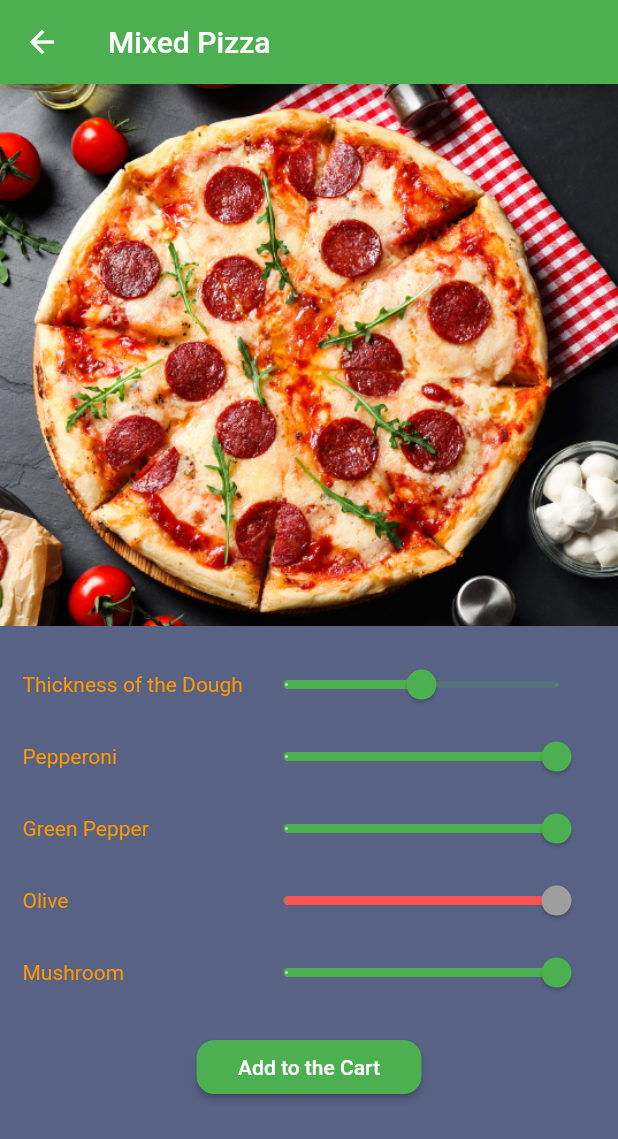
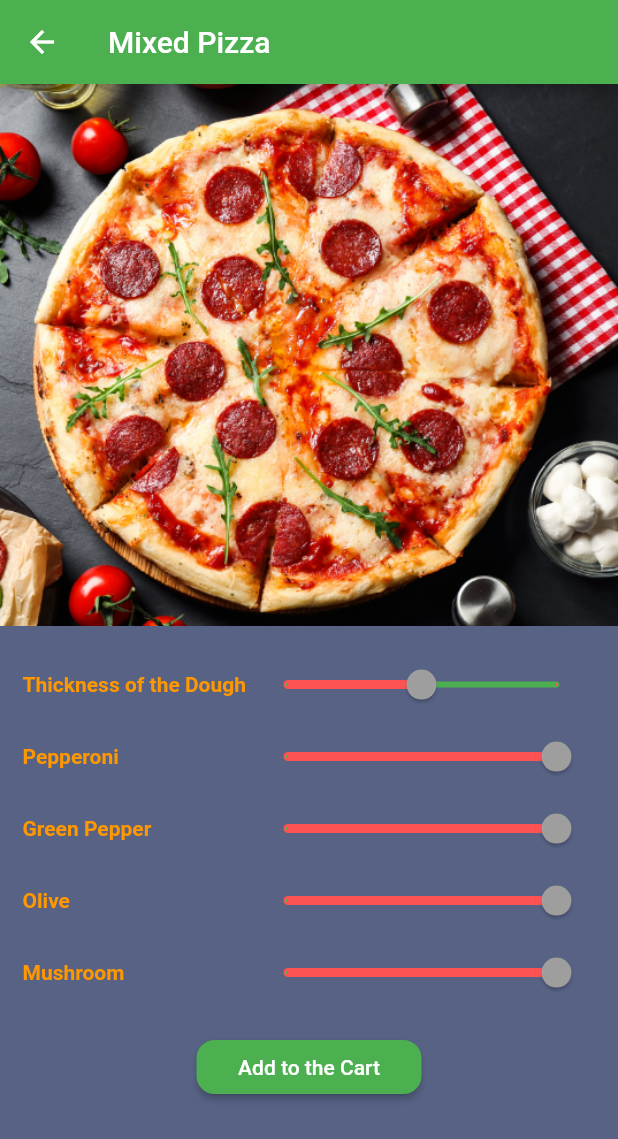
Before and after one commit to itsdemiremre/F11-Bootcamp-PizzaApp, a Flutter app: the HomePage screen opened directly, after a tap on "Mixed Pizza", on a phone screen of 412 x 824 dp. Shown: the top 1139 px of the screen. Run offline on Flutter 3.47's test engine with Material 2 defaults, Android fonts, the phone set to English and light mode, and no system bars; our stand-ins replace firebase_auth, firebase_core, glass, google_nav_bar, lottie, smooth_page_indicator; accounts and stored records are empty; network calls fail.

Commit message:
final changes in Order Page slider widgets.

```diff
--- a/lib/introAndAuthPages/login_register_screen.dart
+++ b/lib/introAndAuthPages/login_register_screen.dart
@@ -41,7 +41,7 @@ class _LoginPageState extends State<LoginPage> {
   }
 
   Widget _title() {
-    return Center(child: const Text("Pizza App",style: TextStyle(color: Colors.amber),));
+    return Center(child: const Text("Pizza App",style: TextStyle(color: Colors.amber,fontSize: 25),));
   }
 
   Widget _entryField(
@@ -117,7 +117,7 @@ class _LoginPageState extends State<LoginPage> {
           isLogin = !isLogin;
         });
       },
-      child: Text(isLogin ? "Register" : "Log In",style: TextStyle(fontWeight: FontWeight.bold,color: Colors.amber),),
+      child: Text(isLogin ? "Register" : "Log In",style: TextStyle(fontWeight: FontWeight.bold,color: Colors.amberAccent),),
     );
   }
 
--- a/lib/main.dart
+++ b/lib/main.dart
@@ -24,7 +24,7 @@ class PizzApp extends StatelessWidget {
         borderSide: BorderSide(width: 3, color: Colors.green),
       ),
       focusedBorder: OutlineInputBorder(
-        borderSide: BorderSide(width: 3, color: Colors.amber),
+        borderSide: BorderSide(width: 3, color: Colors.redAccent),
       ),
     ),
   ),
--- a/lib/pages/cart_page.dart
+++ b/lib/pages/cart_page.dart
@@ -52,8 +52,12 @@ class _CartPageState extends State<CartPage> {
                       borderRadius: BorderRadius.circular(12),
                       ),),
                       child: Text("Order and Ask for the Check"),
-                      onPressed: () {},
-                    )
+                      onPressed: () { showDialog(context: context, builder: (context) => AlertDialog(
+                      title: Text('Successfully Ordered. Please wait'),
+                          ),
+                      );
+                      }
+                    ),
                   ],
                 ),
               ),
--- a/lib/pages/order_page.dart
+++ b/lib/pages/order_page.dart
@@ -82,10 +82,13 @@ class _OrderPageState extends State<OrderPage> {
                     children: [
                       SizedBox(
                         width: 150,
-                        child: Text("Thickness of the Dough",style: TextStyle(color: Colors.orange)),
+                        child: Text("Thickness of the Dough",style: TextStyle(color: Colors.orange,fontWeight: FontWeight.bold)),
                       ),
                       Expanded(
                         child: Slider(
+                          activeColor: Colors.redAccent,
+                          inactiveColor: Colors.green,
+                          thumbColor: Colors.grey,
                             value: thicknessValue,
                             label: thicknessValue.toString(),
                             divisions: 2,
@@ -98,10 +101,13 @@ class _OrderPageState extends State<OrderPage> {
                     children: [
                       SizedBox(
                         width: 150,
-                        child: Text("Pepperoni",style: TextStyle(color: Colors.orange),),
+                        child: Text("Pepperoni",style: TextStyle(color: Colors.orange,fontWeight: FontWeight.bold)),
                       ),
                       Expanded(
                         child: Slider(
+                          activeColor: Colors.redAccent,
+                          inactiveColor: Colors.green,
+                          thumbColor: Colors.grey,
                             value: pepperoniValue,
                             label: pepperoniValue.toString(),
                             divisions: 1,
@@ -114,10 +120,13 @@ class _OrderPageState extends State<OrderPage> {
                     children: [
                       SizedBox(
                         width: 150,
-                        child: Text("Green Pepper",style: TextStyle(color: Colors.orange)),
+                        child: Text("Green Pepper",style: TextStyle(color: Colors.orange,fontWeight: FontWeight.bold)),
                       ),
                       Expanded(
                         child: Slider(
+                          activeColor: Colors.redAccent,
+                          inactiveColor: Colors.green,
+                          thumbColor: Colors.grey,
                             value: greenPepperValue,
                             label: greenPepperValue.toString(),
                             divisions: 1,
@@ -130,7 +139,7 @@ class _OrderPageState extends State<OrderPage> {
                     children: [
                       SizedBox(
                         width: 150,
-                        child: Text("Olive",style: TextStyle(color: Colors.orange)),
+                        child: Text("Olive",style: TextStyle(color: Colors.orange,fontWeight: FontWeight.bold)),
                       ),
                       Expanded(
                         child: Slider(
@@ -149,10 +158,13 @@ class _OrderPageState extends State<OrderPage> {
                     children: [
                       SizedBox(
                         width: 150,
-                        child: Text("Mushroom",style: TextStyle(color: Colors.orange)),
+                        child: Text("Mushroom",style: TextStyle(color: Colors.orange,fontWeight: FontWeight.bold)),
                       ),
                       Expanded(
                         child: Slider(
+                          activeColor: Colors.redAccent,
+                          inactiveColor: Colors.green,
+                          thumbColor: Colors.grey,
                             value: mushroomValue,
                             label: mushroomValue.toString(),
                             divisions: 1,
```
